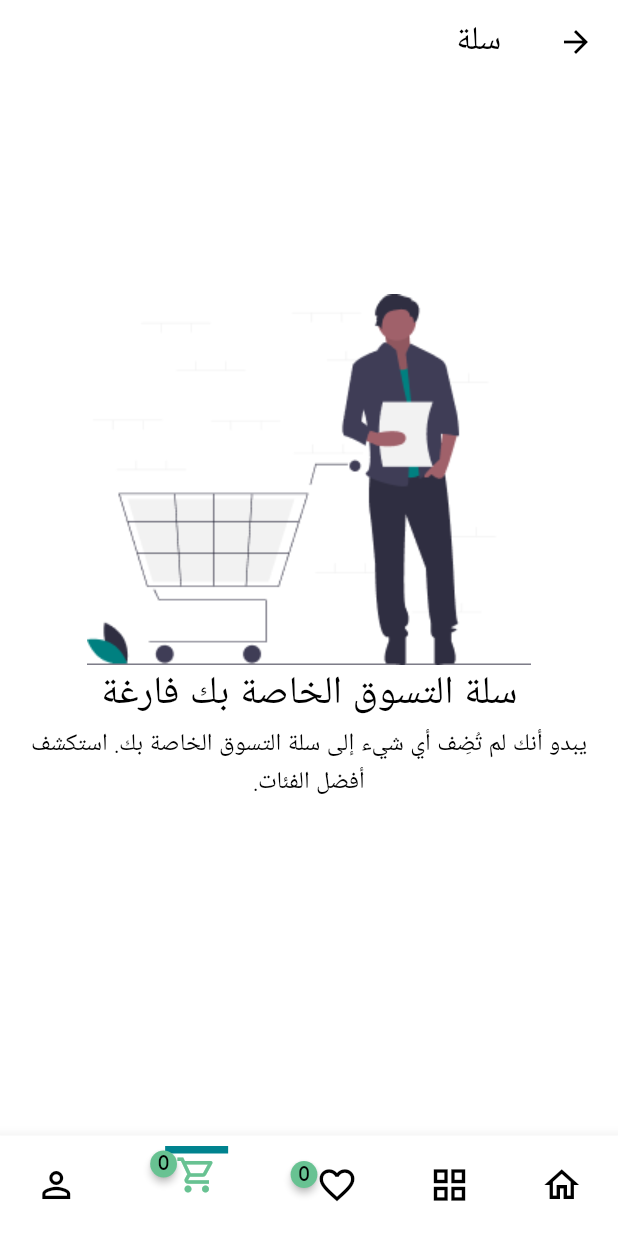
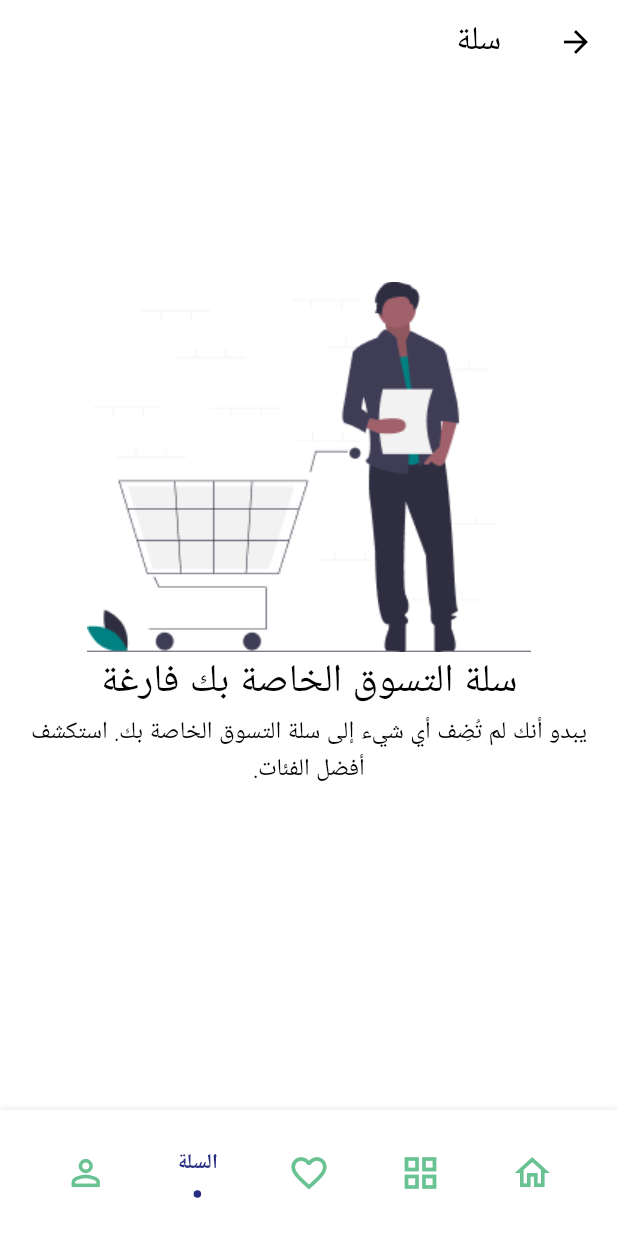
Before and after one commit to a04173c4/QuickLinker, a Flutter app: the BottomNavBar screen opened by its route, item 4 of the bottom bar chosen, on a phone screen of 412 x 824 dp. Run offline on Flutter 3.47's test engine with Material 3 defaults, Android fonts, the phone set to English and light mode, and no system bars; drawn by our look-alikes of badges, flashy_tab_bar2; our stand-ins replace carousel_slider, country_picker, dotted_border, image_picker, introduction_screen, shared_preferences; missing offline and left inert: cloudinary_public, flutter_stripe; accounts and stored records are empty; network calls fail.

Commit message:
Bottom Bar Changed

```diff
--- a/lib/constants.dart
+++ b/lib/constants.dart
@@ -3,9 +3,9 @@ import 'package:flutter/material.dart';
 // String uri = 'http://<your ip address>:3000';
 // String uri = 'https://multivendorapp-user-service.onrender.com';
 
-String uri = "http://10.0.2.2:8001";
-String productsUri = 'http://10.0.2.2:8002';
-String shoppingUri = 'http://10.0.2.2:8003';
+String uri = "http://127.0.0.1:8001";
+String productsUri = 'http://127.0.0.1:8002';
+String shoppingUri = 'http://127.0.0.1:8003';
 
 class OnboardingContent {
   String image;
--- a/lib/features/common/widgets/bottom_navbar.dart
+++ b/lib/features/common/widgets/bottom_navbar.dart
@@ -5,6 +5,7 @@ import 'package:QuickLinker/features/products/screens/cart.dart';
 import 'package:QuickLinker/features/profile/screens/account.dart';
 import 'package:QuickLinker/features/wishlist/screens/wishlist.dart';
 import 'package:QuickLinker/providers/user_provider.dart';
+import 'package:flashy_tab_bar2/flashy_tab_bar2.dart';
 
 import 'package:flutter/material.dart';
 import 'package:badges/badges.dart' as badges;
@@ -39,159 +40,53 @@ class _BottomNavBarState extends State<BottomNavBar> {
 
   @override
   Widget build(BuildContext context) {
-    final cartLength = context.watch<UserProvider>().user.cart.length;
-    final wishlistLength = context.watch<UserProvider>().user.wishlist.length;
+
+    bool light = Theme.of(context).brightness == Brightness.light;
+
     return Scaffold(
       body: pages[_page],
-      bottomNavigationBar: BottomNavigationBar(
-        currentIndex: _page,
-        selectedItemColor: teal,
-        unselectedItemColor: unselectedNavBarColor,
-        backgroundColor: backgroundColor,
+      bottomNavigationBar: FlashyTabBar(
+        selectedIndex: _page,
+        backgroundColor: light ? Colors.white : Colors.grey[900],
         iconSize: 28,
-        onTap: updatePage,
+        onItemSelected: (index) => setState(() {
+          _page = index;
+        }),
         items: [
-          BottomNavigationBarItem(
-            icon: Container(
-              width: bottomNavBarWidth,
-              decoration: BoxDecoration(
-                border: Border(
-                  top: BorderSide(
-                    color: _page == 0
-                        ? selectedNavBarColor
-                        : Theme.of(context).brightness == Brightness.light
-                            ? white
-                            : lightAsh,
-                    width: bottomNavBarBorderWidth,
-                  ),
-                ),
-              ),
-              child: Icon(
-                Icons.home_outlined,
-                color: _page == 0
-                    ? teal
-                    : Theme.of(context).brightness == Brightness.light
-                        ? black
-                        : lightAsh,
-              ),
+          FlashyTabBarItem(
+            icon: const Icon(
+              Icons.home_outlined,
+              color: teal,
             ),
-            label: '',
+            title: Text('الرئيسية', style: TextStyle(color: teal),),
           ),
-          BottomNavigationBarItem(
-            icon: Container(
-              width: bottomNavBarWidth,
-              decoration: BoxDecoration(
-                border: Border(
-                  top: BorderSide(
-                    color: _page == 1
-                        ? selectedNavBarColor
-                        : Theme.of(context).brightness == Brightness.light
-                            ? white
-                            : lightAsh,
-                    width: bottomNavBarBorderWidth,
-                  ),
-                ),
-              ),
-              child: Icon(
-                Icons.grid_view,
-                color: _page == 1
-                    ? teal
-                    : Theme.of(context).brightness == Brightness.light
-                        ? black
-                        : lightAsh,
-              ),
+          FlashyTabBarItem(
+            icon: const Icon(
+              Icons.grid_view,
+              color: teal,
             ),
-            label: '',
+            title: Text('الفئات'),
           ),
-          BottomNavigationBarItem(
-            icon: Container(
-              width: bottomNavBarWidth,
-              decoration: BoxDecoration(
-                border: Border(
-                  top: BorderSide(
-                    color: _page == 2
-                        ? selectedNavBarColor
-                        : Theme.of(context).brightness == Brightness.light
-                            ? white
-                            : lightAsh,
-                    width: bottomNavBarBorderWidth,
-                  ),
-                ),
-              ),
-              child: badges.Badge(
-                badgeStyle: const badges.BadgeStyle(
-                  badgeColor: teal,
-                ),
-                badgeContent: Text(cartLength.toString()),
-                child: Icon(
-                  Icons.favorite_border,
-                  color: _page == 2
-                      ? teal
-                      : Theme.of(context).brightness == Brightness.light
-                          ? black
-                          : lightAsh,
-                ),
-              ),
+          FlashyTabBarItem(
+            icon: const Icon(
+              Icons.favorite_border,
+              color: teal,
             ),
-            label: '',
+            title: Text('المفضلة'),
           ),
-          BottomNavigationBarItem(
-            icon: Container(
-              width: bottomNavBarWidth,
-              decoration: BoxDecoration(
-                border: Border(
-                  top: BorderSide(
-                    color: _page == 3
-                        ? selectedNavBarColor
-                        : Theme.of(context).brightness == Brightness.light
-                            ? white
-                            : lightAsh,
-                    width: bottomNavBarBorderWidth,
-                  ),
-                ),
-              ),
-              child: badges.Badge(
-                badgeStyle: const badges.BadgeStyle(
-                  badgeColor: teal,
-                ),
-                badgeContent: Text(cartLength.toString()),
-                child: Icon(
-                  Icons.shopping_cart_outlined,
-                  color: _page == 3
-                      ? teal
-                      : Theme.of(context).brightness == Brightness.light
-                          ? black
-                          : lightAsh,
-                ),
-              ),
+          FlashyTabBarItem(
+            icon: const Icon(
+              Icons.shopping_cart_outlined,
+              color: teal,
             ),
-            label: '',
+            title: Text('السلة'),
           ),
-          BottomNavigationBarItem(
-            icon: Container(
-              width: bottomNavBarWidth,
-              decoration: BoxDecoration(
-                border: Border(
-                  top: BorderSide(
-                    color: _page == 4
-                        ? selectedNavBarColor
-                        : Theme.of(context).brightness == Brightness.light
-                            ? white
-                            : lightAsh,
-                    width: bottomNavBarBorderWidth,
-                  ),
-                ),
-              ),
-              child: Icon(
-                Icons.person_outline_outlined,
-                color: _page == 4
-                    ? teal
-                    : Theme.of(context).brightness == Brightness.light
-                        ? black
-                        : lightAsh,
-              ),
+          FlashyTabBarItem(
+            icon: const Icon(
+              Icons.person_outline_outlined,
+              color: teal,
             ),
-            label: '',
+            title: Text('الإعدادات'),
           ),
         ],
       ),
--- a/pubspec.yaml
+++ b/pubspec.yaml
@@ -50,7 +50,7 @@ dependencies:
   intl: ^0.19.0
   country_picker: ^2.0.27
   flutter_stripe: ^11.4.0
-  supabase_auth_ui: ^0.5.4
+  flashy_tab_bar2: ^0.0.10
 
 dev_dependencies:
   flutter_test:
```
